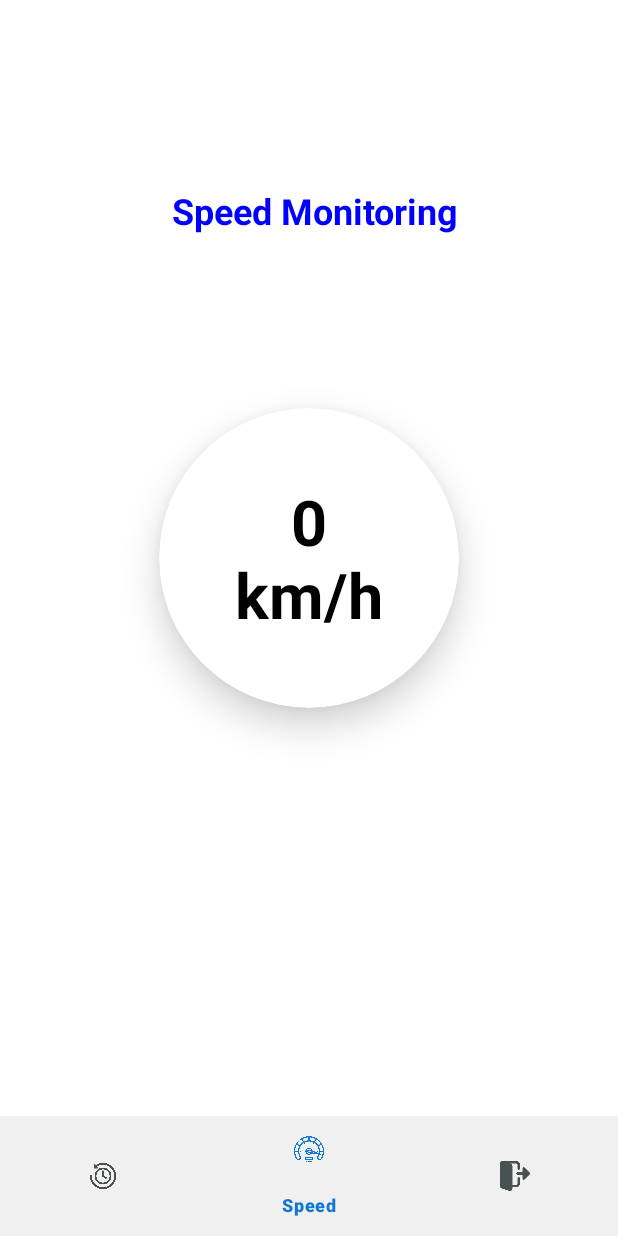
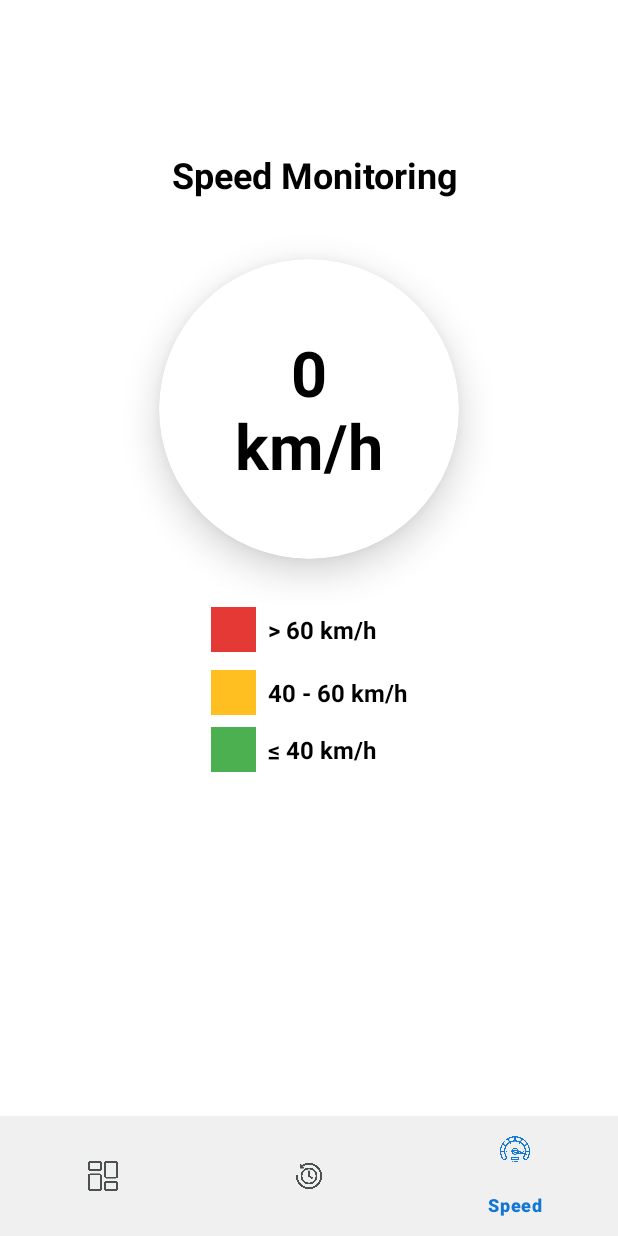
Before and after one commit to NgKien94/MobilePBL, an Android app: the screen it shows after launch (MainActivity), on a phone screen of 412 x 824 dp. Run offline under Robolectric (Android 15) with nearby library versions, the light colour scheme and no system bars; our stand-ins replace Firebase (no records; nobody signed in at launch, a user with empty details on screens opened directly).

Commit message:
Edit UI and add dashboard Fragment

```diff
--- a/app/src/main/java/com/example/pbl5/view/FragmentSpeed.kt
+++ b/app/src/main/java/com/example/pbl5/view/FragmentSpeed.kt
@@ -33,14 +33,14 @@ class FragmentSpeed : Fragment(R.layout.fragment_speed) {
             binding.currentSpeed.text = "$speed\nkm/h"
             when{
                speed in 1.. 40 -> {
-                    binding.currentSpeed.setTextColor(Color.parseColor("#69e882"))
+                    binding.currentSpeed.setTextColor(Color.parseColor("#4CAF50"))
                 }
                speed in 41..60 ->{
-                    binding.currentSpeed.setTextColor(Color.parseColor("#ecfc03"))
+                    binding.currentSpeed.setTextColor(Color.parseColor("#FFBF20"))
                 }
 
                 speed > 60 ->{
-                    binding.currentSpeed.setTextColor(Color.parseColor("#e32910"))
+                    binding.currentSpeed.setTextColor(Color.parseColor("#E53935"))
                 }
             }
         }
--- a/app/src/main/java/com/example/pbl5/view/MainActivity.kt
+++ b/app/src/main/java/com/example/pbl5/view/MainActivity.kt
@@ -35,8 +35,8 @@ class MainActivity : AppCompatActivity() {
                     replaceFragment(FragmentSpeed())
                     true
                 }
-                R.id.nav_exit ->{
-                    finish()
+                R.id.nav_dashboard ->{
+                    replaceFragment(FragmentDashboard())
                     true
                 }
                 else -> {
--- a/app/src/main/res/anim/item_slide_in_right.xml
+++ b/app/src/main/res/anim/item_slide_in_right.xml
@@ -2,6 +2,6 @@
 <translate xmlns:android="http://schemas.android.com/apk/res/android"
     android:fromXDelta="100%"
     android:toXDelta="0%"
-    android:duration="300"
+    android:duration="400"
     android:interpolator="@android:anim/decelerate_interpolator"
 />
--- a/app/src/main/res/layout/fragment_speed.xml
+++ b/app/src/main/res/layout/fragment_speed.xml
@@ -12,9 +12,9 @@
         android:id="@+id/tvTitle"
         android:layout_width="wrap_content"
         android:layout_height="wrap_content"
-        android:layout_marginTop="124dp"
+        android:layout_marginTop="100dp"
         android:text="Speed Monitoring"
-        android:textColor="#0000ff"
+        android:textColor="@color/black"
         android:textSize="24sp"
         android:textStyle="bold"
         app:layout_constraintEnd_toEndOf="parent"
@@ -29,10 +29,12 @@
         app:cardCornerRadius="100dp"
         app:cardElevation="15dp"
         app:cardBackgroundColor="@android:color/white"
-        app:layout_constraintTop_toTopOf="parent"
-        app:layout_constraintBottom_toBottomOf="parent"
+        android:layout_marginTop="40dp"
+
         app:layout_constraintStart_toStartOf="parent"
-        app:layout_constraintEnd_toEndOf="parent">
+        app:layout_constraintEnd_toEndOf="parent"
+        app:layout_constraintTop_toBottomOf="@id/tvTitle"
+        app:layout_constraintBottom_toTopOf="@id/legendLayout">
 
 
         <TextView
@@ -40,12 +42,95 @@
             android:layout_width="match_parent"
             android:layout_height="match_parent"
             android:gravity="center"
-            android:text="0 km/h"
+            android:text="Loading"
+            android:textColor="@color/black"
             android:textSize="42sp"
-            android:textStyle="bold"
-            android:textColor="@color/black"/>
+            android:textStyle="bold" />
     </androidx.cardview.widget.CardView>
 
+    <!-- Chú thích -->
+    <LinearLayout
+        android:id="@+id/legendLayout"
+        android:layout_width="wrap_content"
+        android:layout_height="wrap_content"
+        android:orientation="vertical"
+        android:layout_marginTop="24dp"
+        app:layout_constraintTop_toBottomOf="@id/cardSpeed"
+        app:layout_constraintStart_toStartOf="parent"
+        app:layout_constraintEnd_toEndOf="parent">
+
+        <!-- Chú thích: Đỏ -->
+        <LinearLayout
+            android:layout_width="wrap_content"
+            android:layout_height="wrap_content"
+            android:orientation="horizontal"
+            android:layout_marginTop="8dp"
+            android:gravity="center_vertical">
+
+            <View
+                android:layout_width="30dp"
+                android:layout_height="30dp"
+                android:layout_marginEnd="8dp"
+                android:background="#E53935" />
+
+            <TextView
+                android:layout_width="wrap_content"
+                android:layout_height="wrap_content"
+                android:text="> 60 km/h"
+                android:textSize="16sp"
+                android:textStyle="bold"
+                android:textColor="@color/black"
+                />
+        </LinearLayout>
+
+        <!-- Chú thích: Vàng -->
+        <LinearLayout
+            android:layout_width="wrap_content"
+            android:layout_height="wrap_content"
+            android:orientation="horizontal"
+            android:layout_marginTop="12dp"
+            android:gravity="center_vertical">
+
+            <View
+                android:layout_width="30dp"
+                android:layout_height="30dp"
+                android:layout_marginEnd="8dp"
+                android:background="#FFBF20" />
+
+            <TextView
+                android:layout_width="wrap_content"
+                android:layout_height="wrap_content"
+                android:text="40 - 60 km/h"
+                android:textSize="16sp"
+                android:textStyle="bold"
+                android:textColor="@color/black"
+                />
+        </LinearLayout>
+
+        <!-- Chú thích: Xanh lá -->
+        <LinearLayout
+            android:layout_width="wrap_content"
+            android:layout_height="wrap_content"
+            android:orientation="horizontal"
+            android:layout_marginTop="8dp"
+            android:gravity="center_vertical">
+
+            <View
+                android:layout_width="30dp"
+                android:layout_height="30dp"
+                android:layout_marginEnd="8dp"
+                android:background="#4CAF50" />
+
+            <TextView
+                android:layout_width="wrap_content"
+                android:layout_height="wrap_content"
+                android:text="≤ 40 km/h"
+                android:textSize="16sp"
+                android:textStyle="bold"
+                android:textColor="@color/black"
+                />
+        </LinearLayout>
+    </LinearLayout>
 
 
 </androidx.constraintlayout.widget.ConstraintLayout>
--- a/app/src/main/res/menu/menu_bottom_nav.xml
+++ b/app/src/main/res/menu/menu_bottom_nav.xml
@@ -1,5 +1,12 @@
 <?xml version="1.0" encoding="utf-8"?>
 <menu xmlns:android="http://schemas.android.com/apk/res/android">
+
+    <item
+        android:id="@+id/nav_dashboard"
+        android:title="Dashboard"
+        android:icon="@drawable/dashboard"
+        ></item>
+
     <item
         android:id="@+id/nav_history"
         android:title="History"
@@ -12,9 +19,5 @@
         android:icon="@drawable/speed"
         ></item>
 
-    <item
-        android:id="@+id/nav_exit"
-        android:title="Exit"
-        android:icon="@drawable/exit"
-        ></item>
+
 </menu>
```
Also changed, not shown: app/src/main/java/com/example/pbl5/adapter/WarningAdapter.kt (+16 -12 lines), app/src/main/java/com/example/pbl5/view/FragmentDashboard.kt (added, +19 -0 lines), app/src/main/res/layout/fragment_dashboard.xml (added, +20 -0 lines), app/src/main/res/layout/item_warning.xml (+32 -21 lines), app/src/main/res/drawable/dashboard.png (added), app/src/main/res/drawable/warning_speed.png (added), app/src/main/res/drawable/warning_traffic_sign.png (added).
